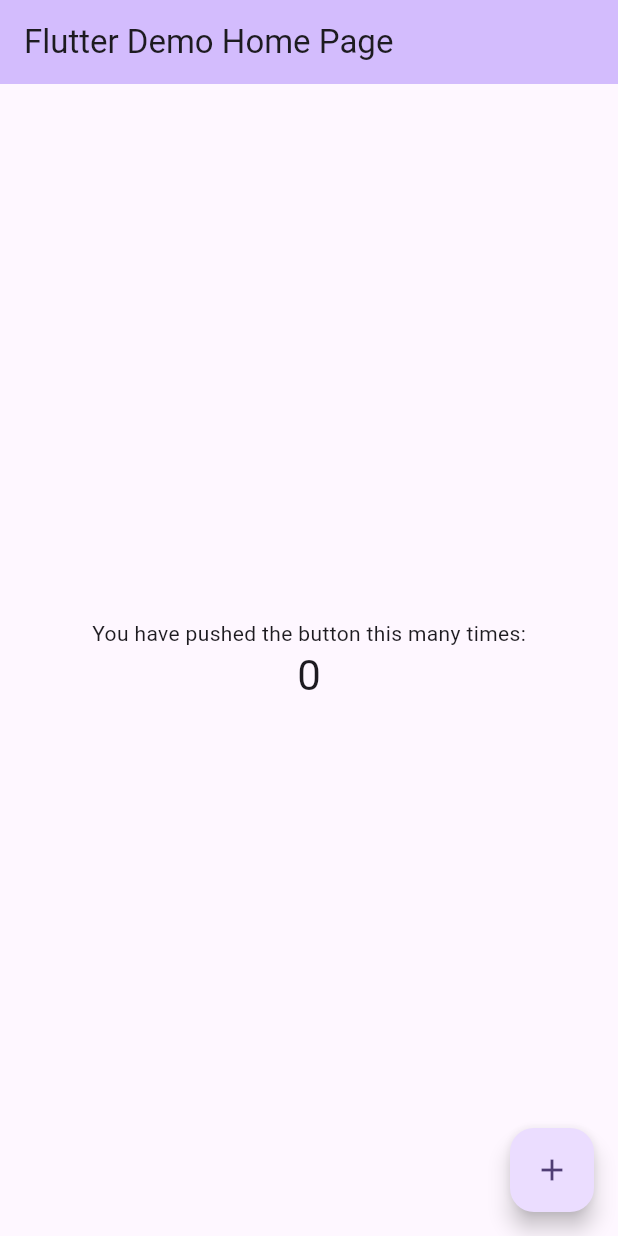
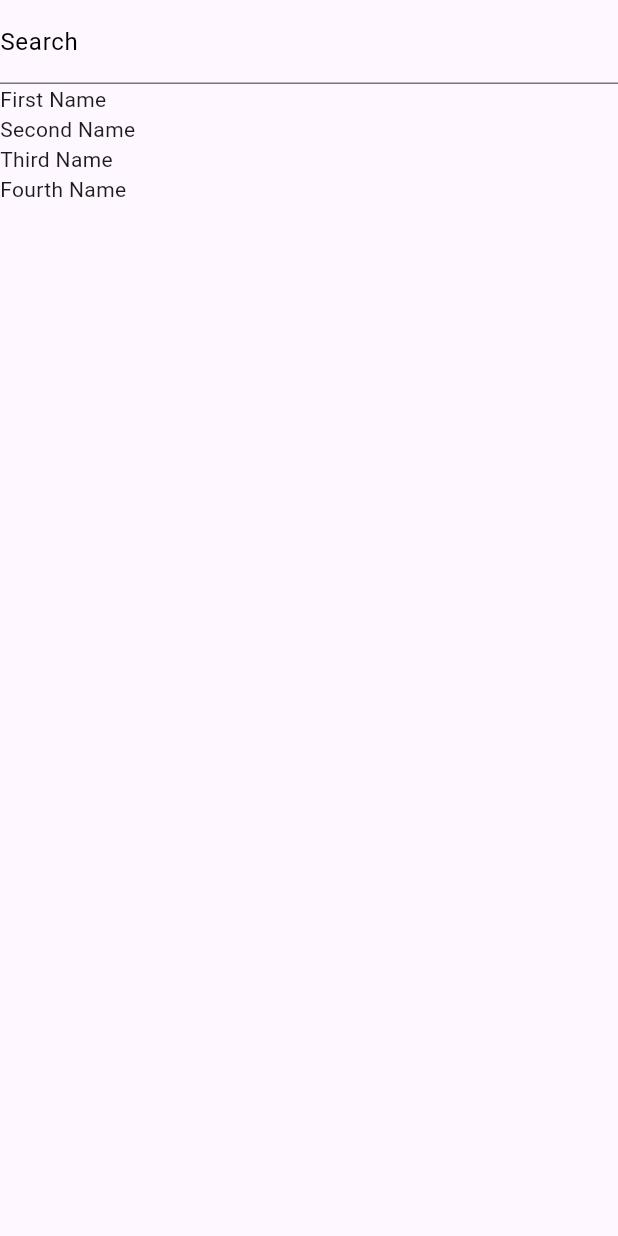
Before and after one commit to Saravanan-Chakkaravarthi/Gatherly, a Flutter app: the screen it shows after launch, on a phone screen of 412 x 824 dp. Run offline on Flutter 3.47's test engine with Material 3 defaults, Android fonts, the phone set to English and light mode, and no system bars.

Commit message:
Base setup, splash screen completed and home screen search view inprogress

```diff
--- a/lib/main.dart
+++ b/lib/main.dart
@@ -1,4 +1,6 @@
 import 'package:flutter/material.dart';
+
+import 'navigation/app_router.dart';
 
 void main() {
   runApp(const MyApp());
@@ -31,11 +33,11 @@ class MyApp extends StatelessWidget {
           //
           // This works for code too, not just values: Most code changes can be
           // tested with just a hot reload.
-        colorScheme: ColorScheme.fromSeed(seedColor: Colors.deepPurple),
           useMaterial3: true,
         ),
-      home: const MyHomePage(title: 'Flutter Demo Home Page'),
-    );
+        debugShowCheckedModeBanner: false,
+        onGenerateRoute: AppRouter.generateRoute,
+        initialRoute: AppRouter.initialRoute);
   }
 }
 
--- /dev/null
+++ b/lib/navigation/app_route_paths.dart
@@ -0,0 +1,4 @@
+class RoutePaths {
+  static const String splashRoute = "/splash";
+  static const String homeRoute = "/home";
+}
--- /dev/null
+++ b/lib/navigation/app_router.dart
@@ -0,0 +1,31 @@
+import 'package:flutter/material.dart';
+import 'package:gatherly/presentation/screens/home/home_screen.dart';
+
+import '../presentation/screens/splash/splash_screen.dart';
+import 'app_route_paths.dart';
+
+class AppRouter {
+  AppRouter._internal();
+
+  static Route<dynamic> generateRoute(RouteSettings settings) {
+    switch (settings.name) {
+      case RoutePaths.splashRoute:
+        return buildPageRoute(const SplashScreen(), settings);
+        case RoutePaths.homeRoute:
+        return buildPageRoute(const HomeScreen(), settings);
+      default:
+        return MaterialPageRoute(
+            builder: (_) => Scaffold(
+                  body: Center(
+                      child: Text('No route defined for ${settings.name}')),
+                ));
+    }
+  }
+
+  static MaterialPageRoute buildPageRoute(
+      Widget widget, RouteSettings settings) {
+    return MaterialPageRoute(builder: (_) => widget, settings: settings);
+  }
+
+  static String get initialRoute => RoutePaths.splashRoute;
+}
--- /dev/null
+++ b/lib/presentation/screens/home/home_screen.dart
@@ -0,0 +1,64 @@
+import 'package:flutter/material.dart';
+
+class HomeScreen extends StatefulWidget {
+  const HomeScreen({super.key});
+
+  @override
+  State<HomeScreen> createState() => _HomeScreenState();
+}
+
+class _HomeScreenState extends State<HomeScreen> {
+
+  List<String> items = ["First Name",
+    "Second Name",
+    "Third Name",
+    "Fourth Name"];
+  List<String> _searchedItems = [];
+
+  void filter(String searchText) {
+    List<String> results = [];
+    if(searchText.isEmpty) {
+      results = items;
+    } else {
+      results = items.where((element) => element.toLowerCase().contains(searchText.toLowerCase())).toList();
+    }
+    setState(() {
+      _searchedItems = results;
+    });
+  }
+
+  @override
+  void initState() {
+    super.initState();
+    _searchedItems = items;
+  }
+
+  @override
+  Widget build(BuildContext context) {
+    return SafeArea(
+      child: Scaffold(
+        body: Column(
+          children: [
+            TextFormField(onChanged: (value) {
+              filter(value);
+            }, decoration: const InputDecoration(
+                  labelText: "Search",
+                  labelStyle: TextStyle(
+                      color: Colors.black
+                  )
+              ),
+            ),
+            Expanded(
+                child: ListView.builder(
+                    itemCount: _searchedItems.length,
+                    itemBuilder: (context,index) {
+                      final name = _searchedItems[index];
+                      return Text(name);
+                    })
+            )
+          ],
+        ),
+      ),
+    );
+  }
+}
--- /dev/null
+++ b/lib/utils/constants.dart
@@ -0,0 +1,3 @@
+class AppStrings {
+  static const String appName = "Gatherly";
+}
--- a/pubspec.yaml
+++ b/pubspec.yaml
@@ -57,6 +57,10 @@ flutter:
   # included with your application, so that you can use the icons in
   # the material Icons class.
   uses-material-design: true
+  fonts:
+    - family: SeymourOne
+      fonts:
+        - asset: assets/fonts/SeymourOne.ttf
 
   # To add assets to your application, add an assets section, like this:
   # assets:
```
Also changed, not shown: lib/presentation/screens/home/home_screen_provider.dart (added, +11 -0 lines), lib/presentation/screens/splash/splash_screen.dart (added, +49 -0 lines), lib/presentation/widget_helper/widget_search_box.dart (added, +59 -0 lines), lib/utils/app_margins.dart (added, +58 -0 lines), lib/utils/app_text_style.dart (added, +26 -0 lines), lib/utils/color_assets.dart (added, +7 -0 lines), lib/utils/screen_dimensions.dart (added, +39 -0 lines), assets/fonts/SeymourOne.ttf (added), lib/core/data/events_data.dart (added), lib/utils/image_assets.dart (added). Lines whose indentation alone changed are shown as unchanged.
